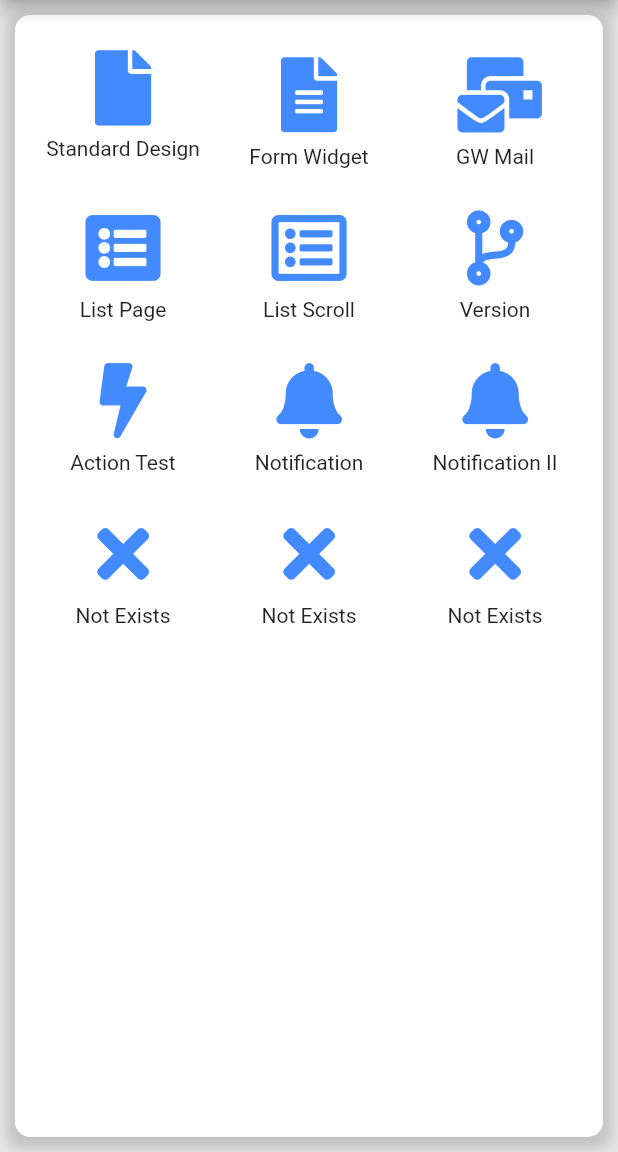
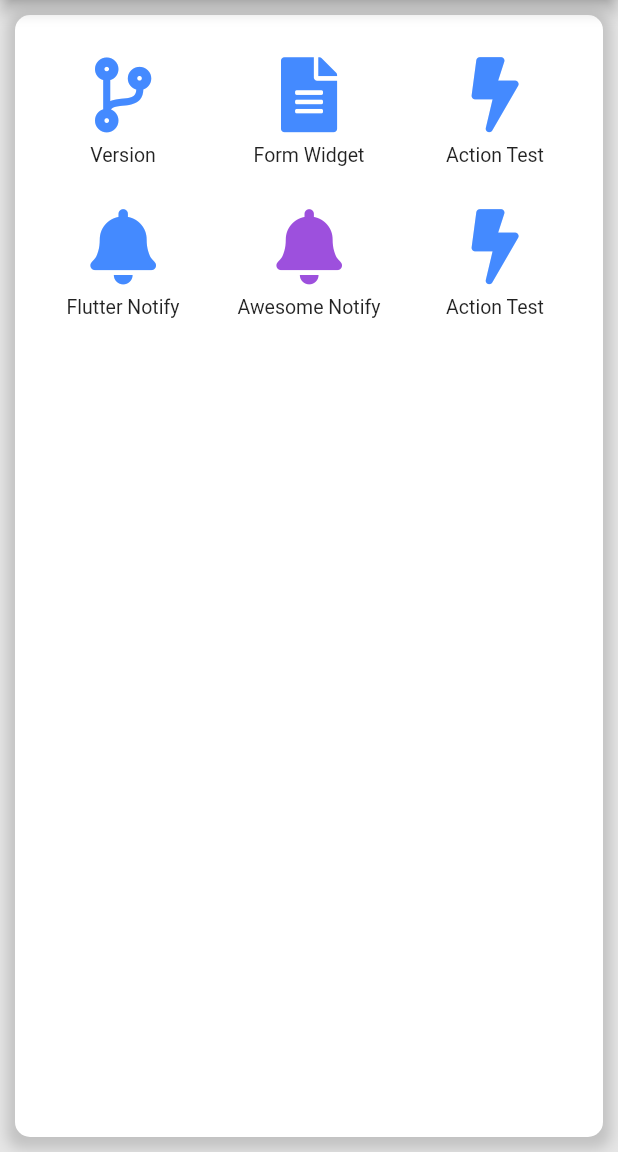
Before and after one commit to Jahwa-IT-Team/jahwa_mobile_working_center, a Flutter app: the Index screen opened by its route, on a phone screen of 412 x 824 dp, the part 84-1236 px from its top. Run offline on Flutter 3.47's test engine with Material 2 defaults, Android fonts, the phone set to English and light mode, and no system bars; our stand-ins replace awesome_notifications, flutter_local_notifications, flutter_swiper, font_awesome_flutter, loading_overlay, package_info and 5 more; missing offline and left inert: cron, encrypt; accounts and stored records are empty; network calls fail; Roboto replaces fonts that are missing (Malgun).

Commit message:
2020-11-30

```diff
--- a/lib/index.dart
+++ b/lib/index.dart
@@ -57,16 +57,22 @@ class _IndexState extends State<Index> {
                         children: [
                           TableCell(
                             child: Container(
-                              padding: EdgeInsets.all(5.0),
+                              padding: EdgeInsets.all(10.0),
                               child: Column(
                                 children: <Widget> [
                                   IconButton(
-                                    icon: FaIcon(FontAwesomeIcons.solidFile),
-                                    iconSize: 50,
-                                    color: Colors.blueAccent,
-                                    onPressed: () { Navigator.pushNamed(context, '/StandardDesign'); }
+                                      icon: FaIcon(FontAwesomeIcons.codeBranch),
+                                      iconSize: 50,
+                                      color: Colors.blueAccent,
+                                      onPressed: () {
+                                        PackageInfo.fromPlatform().then((PackageInfo packageInfo) {
+                                          String version = packageInfo.version;
+                                          showMessageBox(context, 'Alert', 'Program Version : ' + version);
+                                          print(version);
+                                        });
+                                      }
                                   ),
-                                  Text('Standard Design'),
+                                  Text('Version', style: TextStyle(fontSize: 13)),
                                 ],
                               ),
                             ),
@@ -82,7 +88,7 @@ class _IndexState extends State<Index> {
                                     color: Colors.blueAccent,
                                     onPressed: () { Navigator.pushNamed(context, '/FormWidget'); }
                                   ),
-                                  Text('Form Widget'),
+                                  Text('Form Widget', style: TextStyle(fontSize: 13)),
                                 ],
                               ),
                             ),
@@ -93,12 +99,12 @@ class _IndexState extends State<Index> {
                               child: Column(
                                 children: <Widget> [
                                   IconButton(
-                                    icon: FaIcon(FontAwesomeIcons.mailBulk),
+                                    icon: FaIcon(FontAwesomeIcons.bolt),
                                     iconSize: 50,
                                     color: Colors.blueAccent,
-                                    onPressed: () { Navigator.pushNamed(context, '/EmailGW'); },
+                                    onPressed: () { showMessageBox(context, 'Alert', 'Action Test Button !!!'); },
                                   ),
-                                  Text('GW Mail'),
+                                  Text('Action Test', style: TextStyle(fontSize: 13)),
                                 ],
                               ),
                             ),
@@ -113,70 +119,12 @@ class _IndexState extends State<Index> {
                               child: Column(
                                 children: <Widget> [
                                   IconButton(
-                                    icon: FaIcon(FontAwesomeIcons.solidListAlt),
+                                    icon: FaIcon(FontAwesomeIcons.solidBell),
                                     iconSize: 50,
                                     color: Colors.blueAccent,
-                                    onPressed: () { Navigator.pushNamed(context, '/ListPage'); },
+                                    onPressed: () async { await showNotification('Notification', 'Notification Test !!!'); },
                                   ),
-                                  Text('List Page'),
-                                ],
-                              ),
-                            ),
-                          ),
-                          TableCell(
-                            child: Container(
-                              padding: EdgeInsets.all(10.0),
-                              child: Column(
-                                children: <Widget> [
-                                  IconButton(
-                                    icon: FaIcon(FontAwesomeIcons.listAlt),
-                                    iconSize: 50,
-                                    color: Colors.blueAccent,
-                                    onPressed: () { Navigator.pushNamed(context, '/ListScroll'); },
-                                  ),
-                                  Text('List Scroll'),
-                                ],
-                              ),
-                            ),
-                          ),
-                          TableCell(
-                            child: Container(
-                              padding: EdgeInsets.all(10.0),
-                              child: Column(
-                                children: <Widget> [
-                                  IconButton(
-                                    icon: FaIcon(FontAwesomeIcons.codeBranch),
-                                    iconSize: 50,
-                                    color: Colors.blueAccent,
-                                    onPressed: () {
-                                      PackageInfo.fromPlatform().then((PackageInfo packageInfo) {
-                                        String version = packageInfo.version;
-                                        showMessageBox(context, 'Alert', 'Program Version : ' + version);
-                                        print(version);
-                                      });
-                                    }
-                                  ),
-                                  Text('Version'),
-                                ],
-                              ),
-                            ),
-                          ),
-                        ],
-                      ),
-                      TableRow(
-                        children: [
-                          TableCell(
-                            child: Container(
-                              padding: EdgeInsets.all(10.0),
-                              child: Column(
-                                children: <Widget> [
-                                  IconButton(
-                                    icon: FaIcon(FontAwesomeIcons.bolt),
-                                    iconSize: 50,
-                                    color: Colors.blueAccent,
-                                    onPressed: () { showMessageBox(context, 'Alert', 'Action Test Button !!!'); },
-                                  ),
-                                  Text('Action Test'),
+                                  Text('Flutter Notify', style: TextStyle(fontSize: 13)),
                                 ],
                               ),
                             ),
@@ -189,10 +137,10 @@ class _IndexState extends State<Index> {
                                   IconButton(
                                     icon: FaIcon(FontAwesomeIcons.solidBell),
                                     iconSize: 50,
-                                    color: Colors.blueAccent,
-                                    onPressed: () async { await showNotification('Notification', 'Notification Test !!!'); },
+                                    color: Color(0xFF9D50DD),
+                                    onPressed: () async { await showNotification('Notification', 'Awesome Notification Test !!!'); },
                                   ),
-                                  Text('Notification'),
+                                  Text('Awesome Notify', style: TextStyle(fontSize: 13)),
                                 ],
                               ),
                             ),
@@ -203,64 +151,12 @@ class _IndexState extends State<Index> {
                               child: Column(
                                 children: <Widget> [
                                   IconButton(
-                                    icon: FaIcon(FontAwesomeIcons.solidBell),
+                                    icon: FaIcon(FontAwesomeIcons.bolt),
                                     iconSize: 50,
                                     color: Colors.blueAccent,
-                                    onPressed: () async { await showNotification('Notification', 'Awesome Notification Test !!!'); },
+                                    onPressed: () { showMessageBox(context, 'Alert', 'Action Test Button !!!'); },
                                   ),
-                                  Text('Notification II'),
-                                ],
-                              ),
-                            ),
-                          ),
-                        ],
-                      ),
-                      TableRow(
-                        children: [
-                          TableCell(
-                            child: Container(
-                              padding: EdgeInsets.all(10.0),
-                              child: Column(
-                                children: <Widget> [
-                                  IconButton(
-                                    icon: FaIcon(FontAwesomeIcons.times),
-                                    iconSize: 50,
-                                    color: Colors.blueAccent,
-                                    onPressed: () {;},
-                                  ),
-                                  Text('Not Exists'),
-                                ],
-                              ),
-                            ),
-                          ),
-                          TableCell(
-                            child: Container(
-                              padding: EdgeInsets.all(10.0),
-                              child: Column(
-                                children: <Widget> [
-                                  IconButton(
-                                    icon: FaIcon(FontAwesomeIcons.times),
-                                    iconSize: 50,
-                                    color: Colors.blueAccent,
-                                    onPressed: () {;},
-                                  ),
-                                  Text('Not Exists'),
-                                ],
-                              ),
-                            ),
-                          ),
-                          TableCell(
-                            child: Container(
-                              padding: EdgeInsets.all(10.0),
-                              child: Column(
-                                children: <Widget> [
-                                  IconButton(
-                                    icon: FaIcon(FontAwesomeIcons.times),
-                                    iconSize: 50,
-                                    color: Colors.blueAccent,
-                                    onPressed: () {;},
-                                  ),
-                                  Text('Not Exists'),
+                                  Text('Action Test', style: TextStyle(fontSize: 13)),
                                 ],
                               ),
                             ),
@@ -294,7 +190,4 @@ class _IndexState extends State<Index> {
       ),
     );
   }
-
-
-
 }
--- a/lib/util/common.dart
+++ b/lib/util/common.dart
@@ -106,7 +106,7 @@ List<DropdownMenuItem> makeDropdownMenuItem(BuildContext context, String div, va
   return itemsList;
 }
 
-/// Notification
+/// Notification, iOS는 아직 세팅되지 않음
 Future<void> showNotification(var title, var content) async {
   final FlutterLocalNotificationsPlugin flutterLocalNotificationsPlugin = FlutterLocalNotificationsPlugin();
   var rng = new Random();
@@ -130,7 +130,7 @@ Future onDidReceiveLocalNotification(int id, String title, String body, String p
   print('notification payload: $payload');
 }
 
-/// Awesome Notification
+/// Awesome Notification, iOS는 아직 세팅되지 않음
 Future<void> showAwesomeNotification(var title, var content) async {
   var rng = new Random();
   AwesomeNotifications().initialize(
--- a/pubspec.yaml
+++ b/pubspec.yaml
@@ -1,7 +1,7 @@
 name: jahwa_mobile_working_center
 description: "Jahwa Mobile"
 
-version: 1.0.3+1 # For Upgrade Number - JHGWMAIN.MobileVersion보다 작은 경우 경우 /Update로 이동됨, App은 수정하고 Table의 정보는 수정하지 않으면 무의미
+version: 1.0.0+0 # For Upgrade Number - JHGWMAIN.MobileVersion보다 작은 경우 경우 /Update로 이동됨, App은 수정하고 Table의 정보는 수정하지 않으면 무의미
 
 environment:
   sdk: ">=2.8.0 <3.0.0"
```
Also changed, not shown: pubspec.lock, 4 other files.
